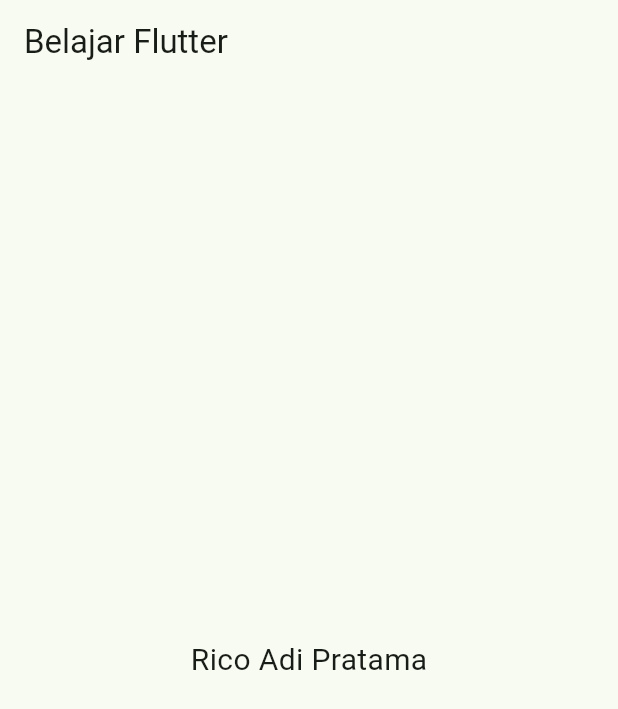
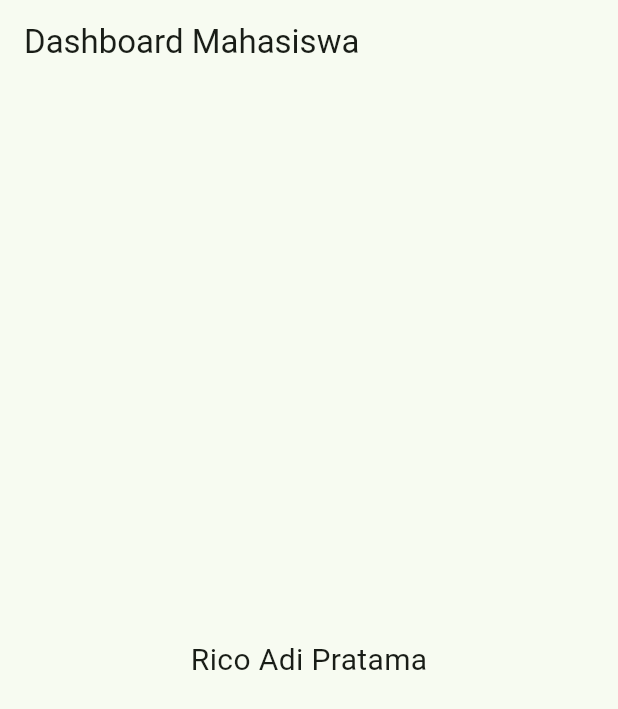
Before and after one commit to snzza/tugas-pertemuan-4, a Flutter app: the screen it shows after launch, on a phone screen of 412 x 824 dp. Shown: the top 709 px of the screen. Run offline on Flutter 3.47's test engine with Material 3 defaults, Android fonts, the phone set to English and light mode, and no system bars.

Commit message:
latihan 3 appbar dashboard mahasiswa

```diff
--- a/lib/main.dart
+++ b/lib/main.dart
@@ -20,7 +20,7 @@ class MyApp extends StatelessWidget {
       ),
       home: Scaffold(
         appBar: AppBar(
-          title: const Text('Belajar Flutter'),
+          title: const Text('Dashboard Mahasiswa'),
         ),
         body: const Center(
           child: Text(
```
Also changed, not shown: 1 other file.
